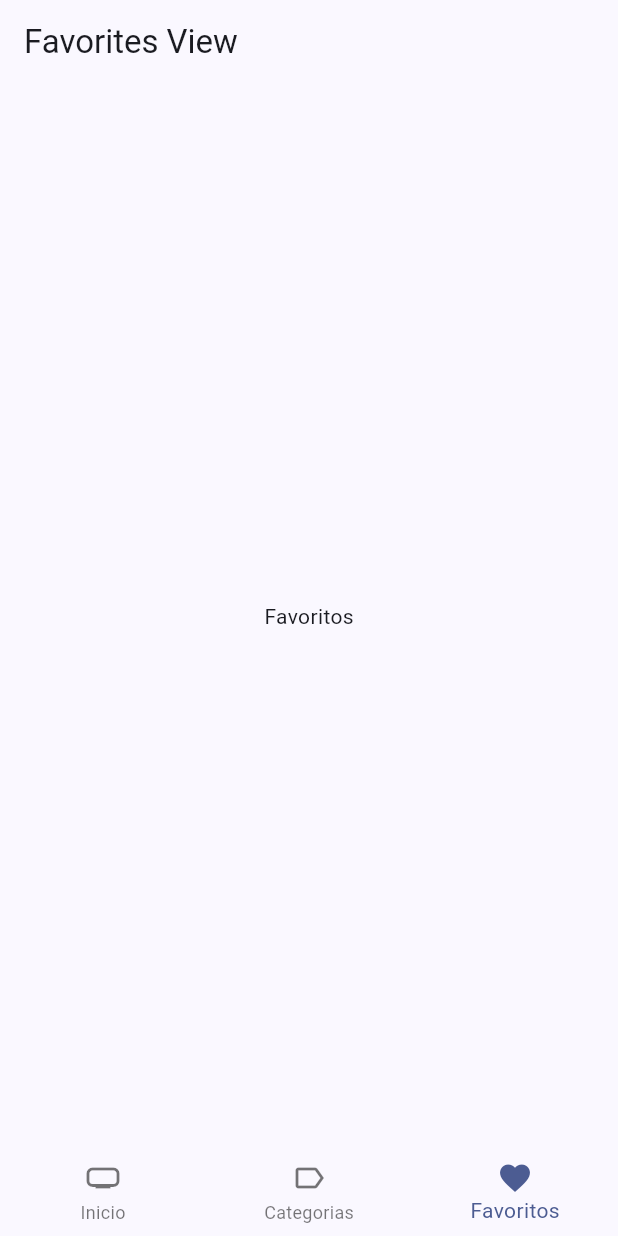
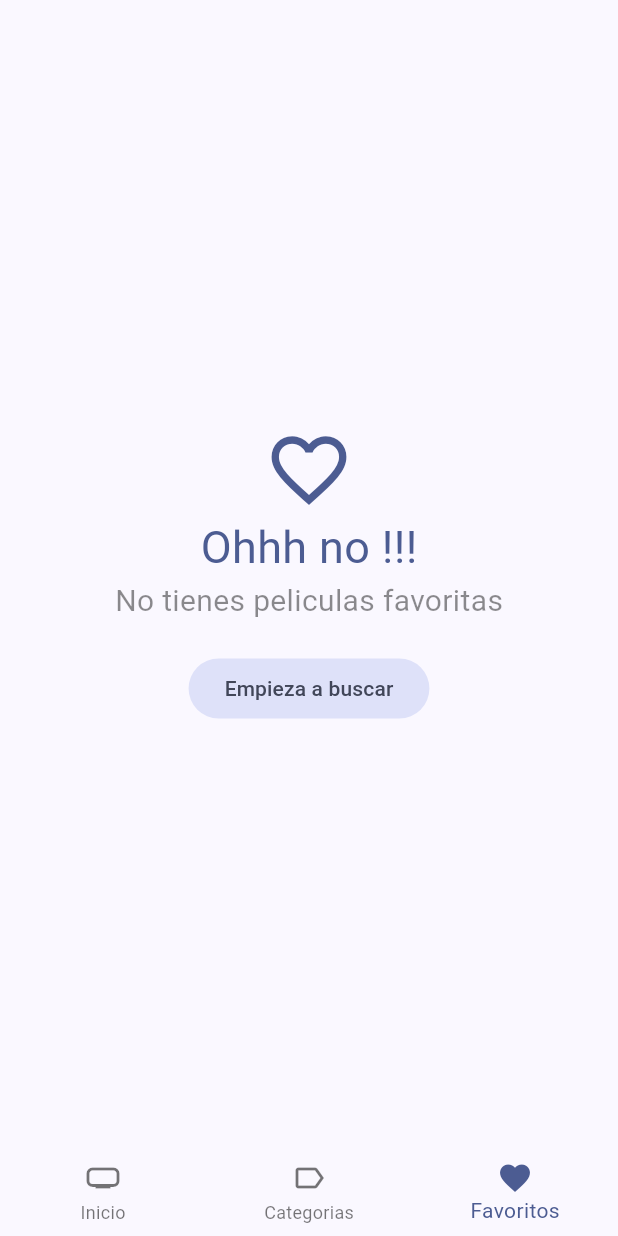
Before and after one commit to DaoCastro/cinemapedia, a Flutter app: the screen it shows after launch, item 3 of the bottom bar chosen, on a phone screen of 412 x 824 dp. Run offline on Flutter 3.47's test engine with Material 3 defaults, Android fonts, the phone set to English and light mode, and no system bars; our stand-ins replace animate_do, card_swiper, dio, flutter_dotenv, flutter_riverpod, go_router and 1 more; accounts and stored records are empty; generated files the repository leaves out were written again; network calls fail.

```diff
--- a/lib/domain/entities/movie.dart
+++ b/lib/domain/entities/movie.dart
@@ -4,7 +4,7 @@ part 'movie.g.dart';
 
 @collection
 class Movie {
-  Id? iserId;
+  Id? isarId;
 
   final bool adult;
   final String backdropPath;
--- a/lib/presentation/views/home_views/favorite_view.dart
+++ b/lib/presentation/views/home_views/favorite_view.dart
@@ -1,16 +1,76 @@
+import 'package:cinemapedia/presentation/providers/storage/favorite_movies_provider.dart';
+import 'package:cinemapedia/presentation/widgets/movies/movies_masonry.dart';
 import 'package:flutter/material.dart';
+import 'package:flutter_riverpod/flutter_riverpod.dart';
+import 'package:go_router/go_router.dart';
 
-class FavoriteView extends StatelessWidget {
+class FavoriteView extends ConsumerStatefulWidget {
   const FavoriteView({super.key});
 
   @override
+  FavoriteViewState createState() => FavoriteViewState();
+}
+
+class FavoriteViewState extends ConsumerState<FavoriteView> {
+  bool isLastPage = false;
+  bool isLoading = false;
+
+  @override
+  void initState() {
+    super.initState();
+    loadNextPage();
+  }
+
+  void loadNextPage() async {
+    if (isLoading || isLastPage) return;
+    isLoading = true;
+    final movies =
+        await ref.read(favoriteMoviesProvider.notifier).loadNextPage();
+    if (movies.isEmpty) {
+      isLastPage = true;
+    }
+    isLoading = false;
+  }
+
+  @override
   Widget build(BuildContext context) {
+    final favoriteMovies = ref.watch(favoriteMoviesProvider).values.toList();
+
+    if (favoriteMovies.isEmpty) {
+      final colors = Theme.of(context).colorScheme;
+      return Center(
+        child: Column(
+          mainAxisAlignment: MainAxisAlignment.center,
+          crossAxisAlignment: CrossAxisAlignment.center,
+          children: [
+            Icon(
+              Icons.favorite_outline_sharp,
+              size: 60,
+              color: colors.primary,
+            ),
+            Text(
+              "Ohhh no !!!",
+              style: TextStyle(fontSize: 30, color: colors.primary),
+            ),
+            const Text(
+              "No tienes peliculas favoritas",
+              style: TextStyle(fontSize: 20, color: Colors.black45),
+            ),
+            const SizedBox(
+              height: 20,
+            ),
+            FilledButton.tonal(
+                onPressed: () => context.go("/home/0"),
+                child: const Text("Empieza a buscar"))
+          ],
+        ),
+      );
+    }
+
     return Scaffold(
-      appBar: AppBar(
-        title: const Text('Favorites View'),
-      ),
-      body: const Center(
-        child: Text('Favoritos'),
+      body: MovieMasonry(
+        loadNextPage: loadNextPage,
+        movies: favoriteMovies,
       ),
     );
   }
--- a/lib/presentation/widgets/shared/custom_appbar.dart
+++ b/lib/presentation/widgets/shared/custom_appbar.dart
@@ -45,7 +45,7 @@ class CustomAppbar extends ConsumerWidget {
                                       .searchMoviesByQuery))
                           .then((movie) {
                         if (movie == null) return;
-                        context.push('/movie/${movie.id}');
+                        context.push('/home/0/movie/${movie.id}');
                       });
                     },
                     icon: const Icon(Icons.search))
--- a/pubspec.yaml
+++ b/pubspec.yaml
@@ -14,10 +14,12 @@ dependencies:
     sdk: flutter
   flutter_dotenv: ^5.1.0
   flutter_riverpod: ^2.4.10
+  flutter_staggered_grid_view: ^0.7.0
   go_router: ^13.1.0
   intl: ^0.19.0
   isar: ^3.1.0+1
   isar_flutter_libs: ^3.1.0+1
+  path_provider: ^2.1.3
 
 dev_dependencies:
   build_runner: ^2.4.9
```
Also changed, not shown: lib/domain/datasources/local_storage_datasource.dart (added, +9 -0 lines), lib/domain/repositories/local_storage_repository.dart (added, +9 -0 lines), lib/infrastructure/datasources/isar_datasource_impl.dart (added, +53 -0 lines), lib/infrastructure/repositories/local_storage_repository_impl.dart (added, +24 -0 lines), lib/presentation/providers/storage/favorite_movies_provider.dart (added, +43 -0 lines), lib/presentation/providers/storage/local_storage_repository_provider.dart (added, +7 -0 lines), lib/presentation/screens/movies/movie_screen.dart (+29 -9 lines), lib/presentation/widgets/movies/movie_poster_link.dart (added, +20 -0 lines), lib/presentation/widgets/movies/movies_masonry.dart (added, +64 -0 lines), lib/domain/entities/movie.g.dart, pubspec.lock, 5 other files.
